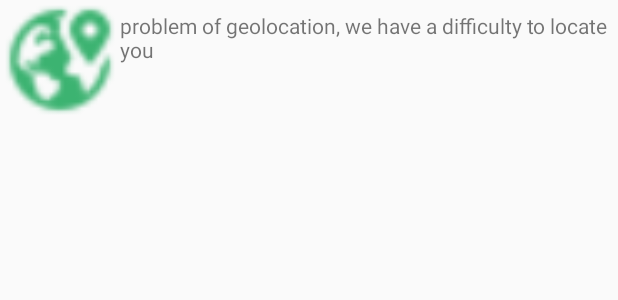
After one commit to lamadev/afyabora-mobile, an Android app: the layout layout_icon_late_gps.xml on its own in the app's theme, with its tools: preview values and no code run, on a phone screen of 412 x 824 dp. The commit adds this screen. Shown: the top 300 px of the screen. Run offline under Robolectric (Android 15) with nearby library versions, the phone set to English and light mode, and no system bars.

Commit message:
Review MapView with GPS or WithOut GPS, late get GPS info

```diff
--- /dev/null
+++ b/app/src/main/res/layout/layout_icon_late_gps.xml
@@ -0,0 +1,18 @@
+<?xml version="1.0" encoding="utf-8"?>
+<LinearLayout xmlns:android="http://schemas.android.com/apk/res/android"
+    android:layout_width="match_parent"
+    android:layout_height="match_parent"
+    android:orientation="horizontal">
+    <ImageView
+        android:layout_width="80dp"
+        android:layout_height="80dp"
+        android:contentDescription="@string/app_name"
+        android:src="@drawable/iconlocation"/>
+    <TextView
+        android:layout_width="wrap_content"
+        android:layout_height="wrap_content"
+        android:layout_marginTop="7dp"
+        android:id="@+id/lbl_late_gps"
+        android:text="@string/late_gps_en"/>
+
+</LinearLayout>
--- a/app/src/main/res/values/strings.xml
+++ b/app/src/main/res/values/strings.xml
@@ -246,4 +246,9 @@
     <string name="navigation_drawer_close">Close navigation drawer</string>
 
     <string name="lbl_loading_map_fr">Chargement de la ViewMap</string>
+
+    <string name="late_gps_fr">problème de géolocalisation, nous avons une difficulté de vous localiser</string>
+    <string name="late_gps_pt">problema de geolocalização, temos dificuldade em localizar você </string>
+    <string name="late_gps_en">problem of geolocation, we have a difficulty to locate you </string>
+    <string name="late_gps_es">problema de geolocalización, tenemos una dificultad para localizarlo</string>
 </resources>
```
Also changed, not shown: app/src/main/java/afyabora/xeonite/com/myapplication/database/ModelExecutor.java (+25 -3 lines), app/src/main/java/afyabora/xeonite/com/myapplication/database/PersistenceInit.java (+5 -5 lines), app/src/main/java/afyabora/xeonite/com/myapplication/fragments/HospitalsFragment.java (+69 -3 lines), app/src/main/res/layout/layout_fragment_hospital.xml (+26 -3 lines), app/src/main/res/drawable-v21/iconlocation.png (added), 203 other files.
